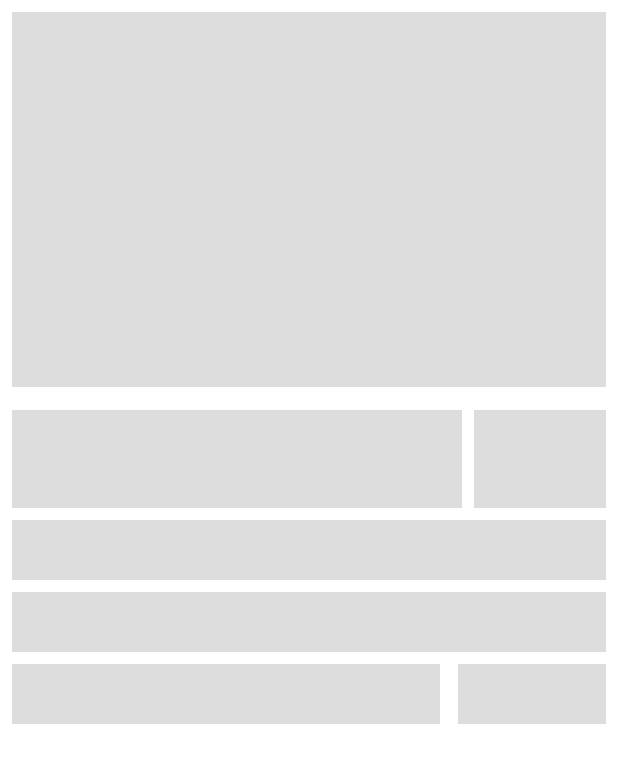
After one commit to 3umarG/Full_News_App, an Android app: the layout shimmer_article.xml on its own in the app's theme, with its tools: preview values and no code run, on a phone screen of 412 x 824 dp. The commit adds this screen. Shown: the top 763 px of the screen. Run offline under Robolectric (Android 15) with nearby library versions, the phone set to English and light mode, and no system bars.

Commit message:
Some Bug Fixed Commit

```diff
--- /dev/null
+++ b/app/src/main/res/layout/shimmer_article.xml
@@ -0,0 +1,87 @@
+<?xml version="1.0" encoding="utf-8"?>
+<androidx.constraintlayout.widget.ConstraintLayout xmlns:android="http://schemas.android.com/apk/res/android"
+    xmlns:app="http://schemas.android.com/apk/res-auto"
+    xmlns:tools="http://schemas.android.com/tools"
+    android:layout_width="match_parent"
+    android:layout_height="wrap_content"
+    android:padding="8dp">
+
+    <ImageView
+        android:id="@+id/sh1"
+        android:layout_width="match_parent"
+        android:layout_height="250dp"
+        android:background="@color/shimmer_color"
+        android:contentDescription="Image Article"
+        android:scaleType="centerCrop"
+        app:layout_constraintStart_toStartOf="parent"
+        app:layout_constraintTop_toTopOf="parent" />
+
+    <ImageView
+        android:id="@+id/sh3"
+
+        android:layout_width="300dp"
+        android:layout_height="65dp"
+        android:layout_marginTop="15dp"
+        android:background="@color/shimmer_color"
+        android:contentDescription="I"
+        app:layout_constraintStart_toStartOf="parent"
+        app:layout_constraintTop_toBottomOf="@+id/sh1" />
+
+    <ImageView
+        android:id="@+id/sh2"
+        android:layout_width="0dp"
+        android:layout_height="65dp"
+        android:layout_marginStart="8dp"
+        android:layout_marginTop="15dp"
+        android:background="@color/shimmer_color"
+        android:contentDescription="Hb"
+        app:layout_constraintEnd_toEndOf="parent"
+        app:layout_constraintStart_toEndOf="@+id/sh3"
+        app:layout_constraintTop_toBottomOf="@+id/sh1" />
+
+    <ImageView
+        android:id="@+id/sh4"
+        android:layout_width="match_parent"
+        android:layout_height="40dp"
+        android:layout_marginTop="8dp"
+        android:background="@color/shimmer_color"
+        app:layout_constraintEnd_toEndOf="parent"
+        app:layout_constraintHorizontal_bias="0.5"
+        app:layout_constraintStart_toStartOf="parent"
+        app:layout_constraintTop_toBottomOf="@id/sh2" />
+
+    <ImageView
+        android:id="@+id/sh5"
+        android:layout_width="match_parent"
+        android:layout_height="40dp"
+        android:layout_marginTop="8dp"
+        android:background="@color/shimmer_color"
+        app:layout_constraintEnd_toEndOf="parent"
+        app:layout_constraintHorizontal_bias="0.5"
+        app:layout_constraintStart_toStartOf="parent"
+        app:layout_constraintTop_toBottomOf="@id/sh4" />
+
+    <ImageView
+        android:id="@+id/sh6"
+        android:layout_width="285dp"
+        android:layout_height="40dp"
+        android:layout_marginTop="8dp"
+        android:background="@color/shimmer_color"
+        app:layout_constraintStart_toStartOf="parent"
+        app:layout_constraintTop_toBottomOf="@id/sh5" />
+
+    <ImageView
+        android:id="@+id/sh7"
+        android:layout_width="0dp"
+        android:layout_height="40dp"
+        android:layout_marginTop="8dp"
+        android:background="@color/shimmer_color"
+        app:layout_constraintTop_toBottomOf="@id/sh5"
+        app:layout_constraintEnd_toEndOf="parent"
+        app:layout_constraintStart_toEndOf="@id/sh6"
+        android:layout_marginStart="12dp"
+        />
+
+
+
+</androidx.constraintlayout.widget.ConstraintLayout>
```
Also changed, not shown: app/src/main/java/com/example/newsapp/ui/fragments/ArticleFragment.kt (+26 -2 lines), app/src/main/res/layout/fragment_article.xml (+28 -4 lines).
